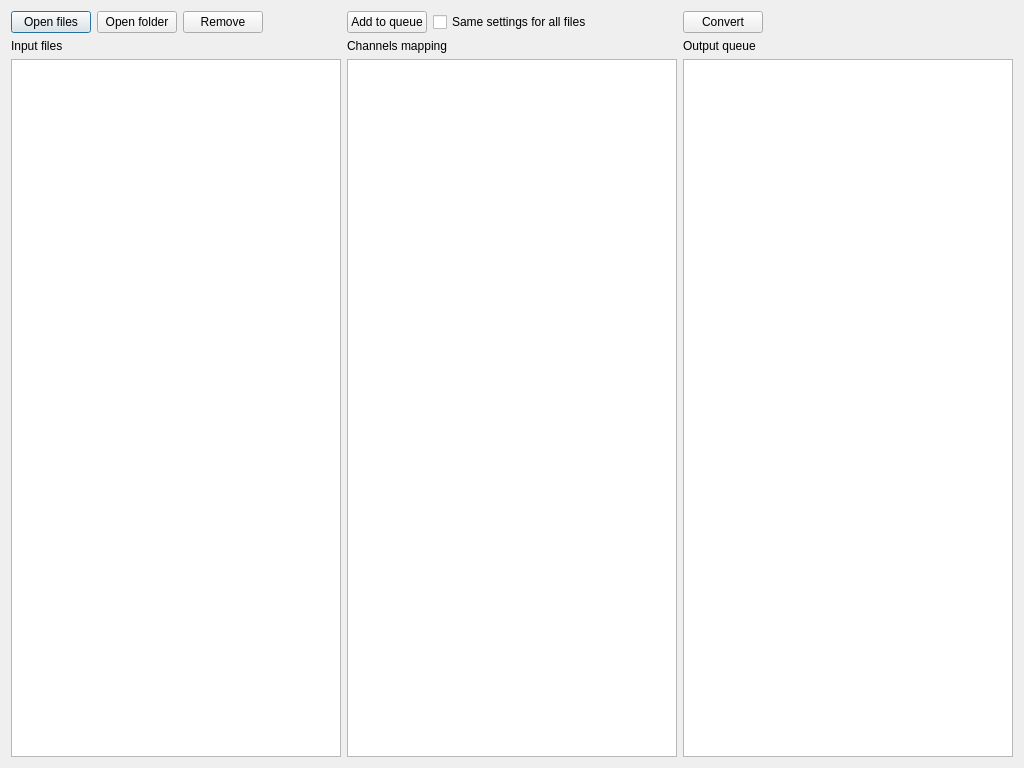
This is view.ui in ngocminhdao88/tdms2uff as Qt 5 draws it before an edit. The edited form follows.
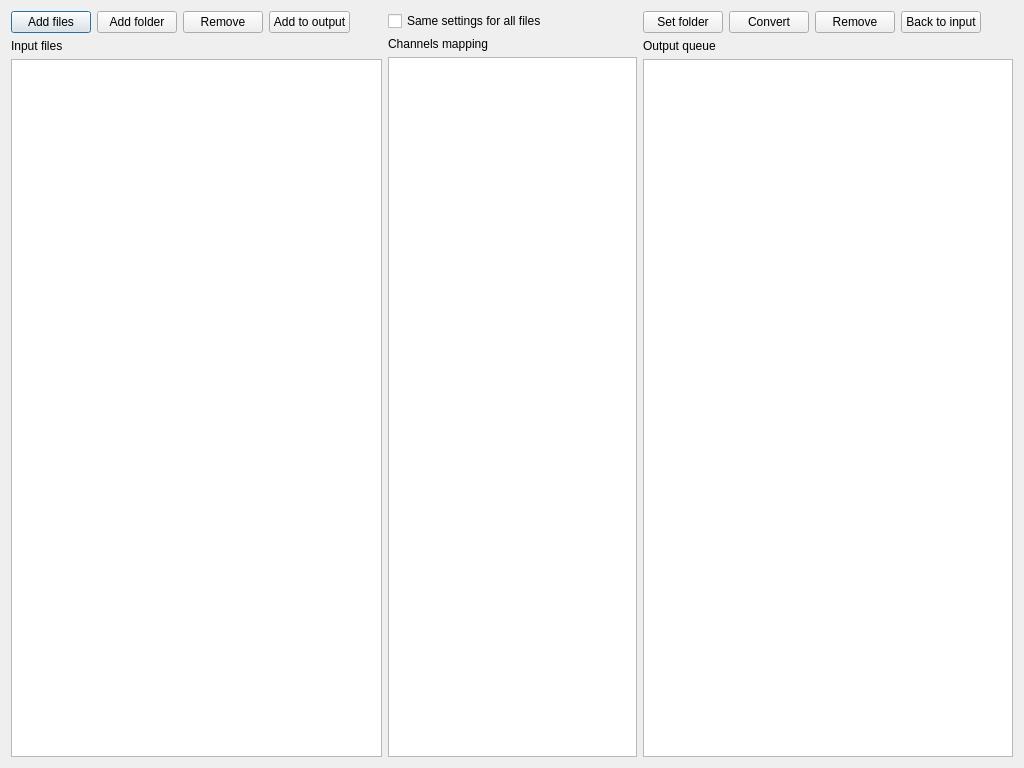
This is the edited form.

Commit message: Updated the ui logic to handle the file operation like add files, add folder, remove file, move to queue, etc

```diff
--- a/view.ui
+++ b/view.ui
@@ -21,14 +21,14 @@
        <item>
         <widget class="QPushButton" name="openFilesButton">
          <property name="text">
-          <string>Open files</string>
+          <string>Add files</string>
          </property>
         </widget>
        </item>
        <item>
         <widget class="QPushButton" name="openFolderButton">
          <property name="text">
-          <string>Open folder</string>
+          <string>Add folder</string>
          </property>
         </widget>
        </item>
@@ -39,6 +39,13 @@
          </property>
         </widget>
        </item>
+       <item>
+        <widget class="QPushButton" name="addToOutputQueueButton">
+         <property name="text">
+          <string>Add to output</string>
+         </property>
+        </widget>
+       </item>
        <item>
         <spacer name="horizontalSpacer">
          <property name="orientation">
@@ -62,7 +69,11 @@
       </widget>
      </item>
      <item>
-      <widget class="QListView" name="inputFilesListView"/>
+      <widget class="QListView" name="inputListView">
+       <property name="selectionMode">
+        <enum>QAbstractItemView::ExtendedSelection</enum>
+       </property>
+      </widget>
      </item>
     </layout>
    </item>
@@ -70,13 +81,6 @@
     <layout class="QVBoxLayout" name="verticalLayout_2">
      <item>
       <layout class="QHBoxLayout" name="horizontalLayout_2">
-       <item>
-        <widget class="QPushButton" name="addToQueueButton">
-         <property name="text">
-          <string>Add to queue</string>
-         </property>
-        </widget>
-       </item>
        <item>
         <widget class="QCheckBox" name="sameSettingsCheckBox">
          <property name="text">
@@ -115,6 +119,13 @@
     <layout class="QVBoxLayout" name="verticalLayout_3">
      <item>
       <layout class="QHBoxLayout" name="horizontalLayout_3">
+       <item>
+        <widget class="QPushButton" name="setOutputFolderButton">
+         <property name="text">
+          <string>Set folder</string>
+         </property>
+        </widget>
+       </item>
        <item>
         <widget class="QPushButton" name="convertButton">
          <property name="text">
@@ -122,6 +133,20 @@
          </property>
         </widget>
        </item>
+       <item>
+        <widget class="QPushButton" name="removeFromOutputButton">
+         <property name="text">
+          <string>Remove</string>
+         </property>
+        </widget>
+       </item>
+       <item>
+        <widget class="QPushButton" name="backToInputButton">
+         <property name="text">
+          <string>Back to input</string>
+         </property>
+        </widget>
+       </item>
        <item>
         <spacer name="horizontalSpacer_3">
          <property name="orientation">
@@ -145,7 +170,11 @@
       </widget>
      </item>
      <item>
-      <widget class="QListView" name="outputQueueListView"/>
+      <widget class="QListView" name="outputListView">
+       <property name="selectionMode">
+        <enum>QAbstractItemView::ExtendedSelection</enum>
+       </property>
+      </widget>
      </item>
     </layout>
    </item>
```
Left out of the diff: 10 changed lines with no effect on the pictures. The commit also changes 8 other files.
